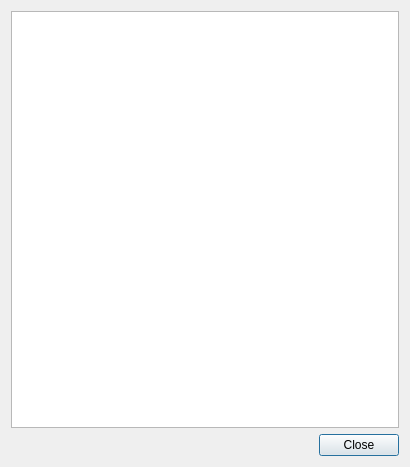
This is src/aboutdialog.ui in hluk/CopyQ as Qt 5 draws it before an edit. The edited form follows.
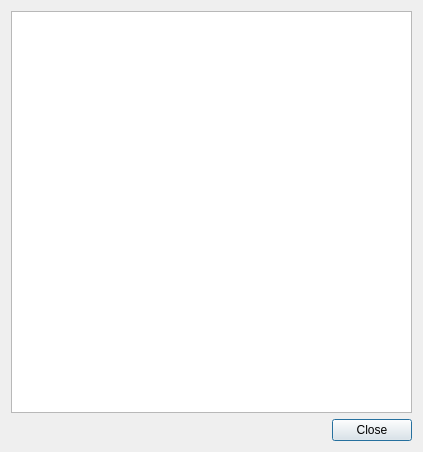
This is the edited form.

The edit to the form file:
```diff
--- a/src/aboutdialog.ui
+++ b/src/aboutdialog.ui
@@ -9,34 +9,15 @@
    <rect>
     <x>0</x>
     <y>0</y>
-    <width>410</width>
-    <height>467</height>
+    <width>423</width>
+    <height>452</height>
    </rect>
   </property>
-  <property name="sizePolicy">
-   <sizepolicy hsizetype="Preferred" vsizetype="Preferred">
-    <horstretch>0</horstretch>
-    <verstretch>0</verstretch>
-   </sizepolicy>
-  </property>
   <property name="windowTitle">
    <string>CopyQ Help</string>
   </property>
-  <property name="modal">
-   <bool>true</bool>
-  </property>
-  <layout class="QGridLayout" name="gridLayout">
-   <item row="1" column="0">
-    <widget class="QDialogButtonBox" name="buttonBox">
-     <property name="orientation">
-      <enum>Qt::Horizontal</enum>
-     </property>
-     <property name="standardButtons">
-      <set>QDialogButtonBox::Close</set>
-     </property>
-    </widget>
-   </item>
-   <item row="0" column="0">
+  <layout class="QVBoxLayout" name="verticalLayout">
+   <item>
     <widget class="QTextEdit" name="textEdit">
      <property name="readOnly">
       <bool>true</bool>
@@ -52,6 +33,9 @@
 &lt;p style=&quot;-qt-paragraph-type:empty; margin-top:0px; margin-bottom:0px; margin-left:0px; margin-right:0px; -qt-block-indent:0; text-indent:0px;&quot;&gt;&lt;/p&gt;
 &lt;p style=&quot;-qt-paragraph-type:empty; margin-top:0px; margin-bottom:0px; margin-left:0px; margin-right:0px; -qt-block-indent:0; text-indent:0px;&quot;&gt;&lt;/p&gt;
 &lt;p style=&quot;-qt-paragraph-type:empty; margin-top:0px; margin-bottom:0px; margin-left:0px; margin-right:0px; -qt-block-indent:0; text-indent:0px;&quot;&gt;&lt;/p&gt;
+&lt;p style=&quot;-qt-paragraph-type:empty; margin-top:0px; margin-bottom:0px; margin-left:0px; margin-right:0px; -qt-block-indent:0; text-indent:0px;&quot;&gt;&lt;/p&gt;
+&lt;p style=&quot;-qt-paragraph-type:empty; margin-top:0px; margin-bottom:0px; margin-left:0px; margin-right:0px; -qt-block-indent:0; text-indent:0px;&quot;&gt;&lt;/p&gt;
+&lt;p style=&quot;-qt-paragraph-type:empty; margin-top:0px; margin-bottom:0px; margin-left:0px; margin-right:0px; -qt-block-indent:0; text-indent:0px;&quot;&gt;&lt;/p&gt;
 &lt;p style=&quot;-qt-paragraph-type:empty; margin-top:0px; margin-bottom:0px; margin-left:0px; margin-right:0px; -qt-block-indent:0; text-indent:0px;&quot;&gt;&lt;/p&gt;&lt;/td&gt;&lt;/tr&gt;&lt;/table&gt;&lt;/body&gt;&lt;/html&gt;</string>
      </property>
      <property name="textInteractionFlags">
@@ -59,6 +43,16 @@
      </property>
     </widget>
    </item>
+   <item>
+    <widget class="QDialogButtonBox" name="buttonBox">
+     <property name="orientation">
+      <enum>Qt::Horizontal</enum>
+     </property>
+     <property name="standardButtons">
+      <set>QDialogButtonBox::Close</set>
+     </property>
+    </widget>
+   </item>
   </layout>
  </widget>
  <resources/>
```
Left out of the diff: 11 changed lines with no effect on the pictures.
